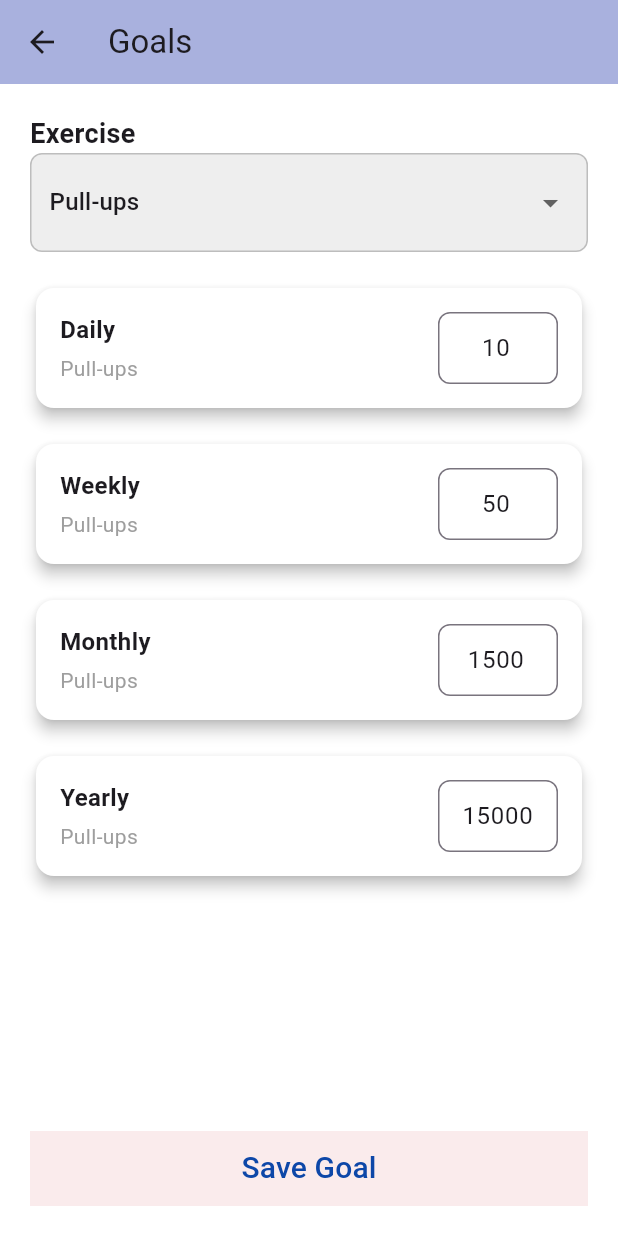
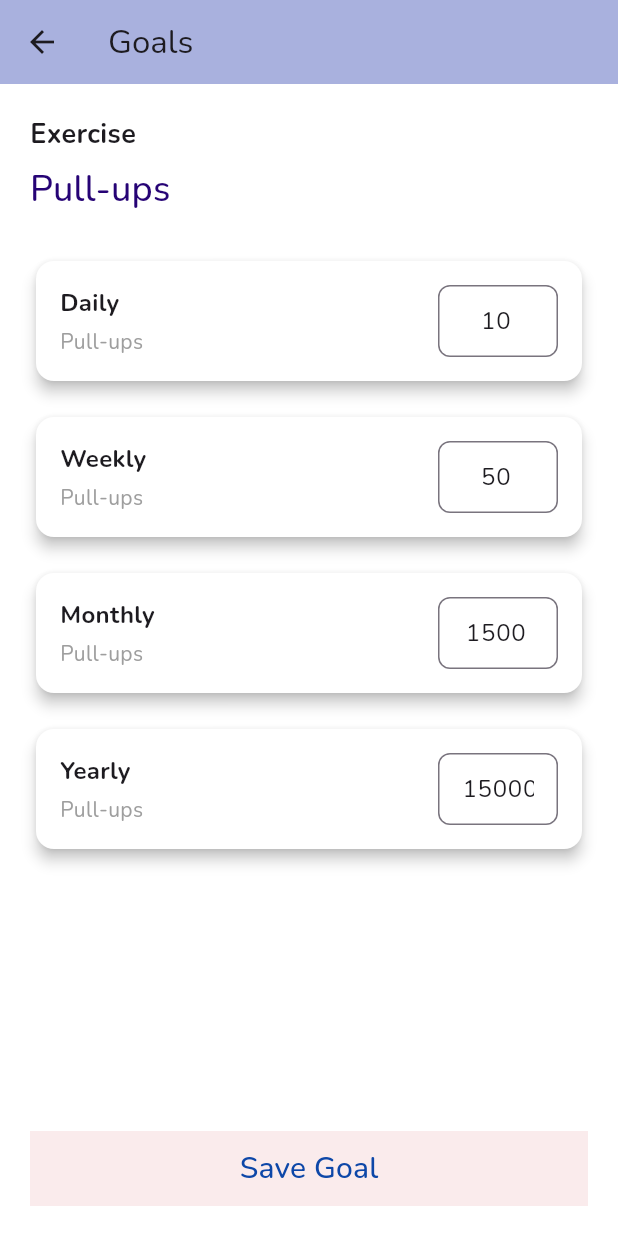
Before and after one commit to Toktarla/grind_counter, a Flutter app: the GoalPage screen opened by its route, on a phone screen of 412 x 824 dp. Run offline on Flutter 3.47's test engine with Material 3 defaults, Android fonts, the phone set to English and light mode, and no system bars; our stand-ins replace drift, font_awesome_flutter, get_it, google_fonts, shared_preferences; accounts and stored records are empty; generated files the repository leaves out were written again.

Commit message:
Change dropdown style

```diff
--- a/lib/viewmodels/theme_provider.dart
+++ b/lib/viewmodels/theme_provider.dart
@@ -1,4 +1,5 @@
 import 'package:flutter/material.dart';
+import 'package:google_fonts/google_fonts.dart';
 import 'package:shared_preferences/shared_preferences.dart';
 import '../../../config/app_colors.dart';
 import '../../../utils/animations/fade_in_transition.dart';
@@ -48,7 +49,7 @@ class ThemeProvider with ChangeNotifier {
     iconTheme: const IconThemeData(
       color: Colors.grey,
     ),
-    textTheme: const TextTheme(),
+    textTheme: GoogleFonts.nunitoTextTheme(),
     appBarTheme: const AppBarTheme(
       color: AppColors.cyanColor,
       elevation: 5,
@@ -66,6 +67,7 @@ class ThemeProvider with ChangeNotifier {
         TargetPlatform.iOS: FadePageTransitionsBuilder(),
       },
     ),
+    textTheme: GoogleFonts.nunitoTextTheme(),
     brightness: Brightness.dark,
     primaryColor: AppColors.blueColor,
     drawerTheme: const DrawerThemeData(
@@ -89,59 +91,6 @@ class ThemeProvider with ChangeNotifier {
     ),
     appBarTheme: const AppBarTheme(
       elevation: 5,
-    ),
-    textTheme: const TextTheme(
-      displayLarge: TextStyle(
-        color: Colors.white,
-        fontWeight: FontWeight.bold,
-        fontSize: 20,
-      ),
-      displayMedium: TextStyle(
-        color: Colors.white,
-        fontWeight: FontWeight.bold,
-        fontSize: 14,
-      ),
-      displaySmall: TextStyle(
-        color: Colors.white,
-        fontWeight: FontWeight.bold,
-        fontSize: 12,
-      ),
-      titleLarge: TextStyle(
-        color: Colors.white,
-        fontWeight: FontWeight.bold,
-        fontSize: 20,
-      ),
-      titleMedium: TextStyle(
-        color: Colors.white,
-        fontWeight: FontWeight.bold,
-        fontSize: 14,
-      ),
-      titleSmall: TextStyle(
-        color: Colors.white,
-        fontWeight: FontWeight.bold,
-        fontSize: 12,
-      ),
-      bodyLarge: TextStyle(
-        color: AppColors.pinkColor,
-        fontSize: 20,
-        fontWeight: FontWeight.bold,
-      ),
-      bodyMedium: TextStyle(
-        color: AppColors.pinkColor,
-        fontSize: 14,
-        fontWeight: FontWeight.bold,
-      ),
-      bodySmall: TextStyle(
-        color: AppColors.pinkColor,
-        fontSize: 12,
-        fontWeight: FontWeight.bold,
-      ),
-      labelLarge: TextStyle(color: Colors.white),
-      labelSmall: TextStyle(
-        color: AppColors.pinkColor,
-        fontSize: 12,
-        fontWeight: FontWeight.w500,
-      ),
     ),
     cardColor: AppColors.blueColor,
     scaffoldBackgroundColor: Colors.white10,
--- a/lib/views/exercise_page.dart
+++ b/lib/views/exercise_page.dart
@@ -88,7 +88,7 @@ class _ExercisePageState extends State<ExercisePage> {
                         ),
                         onPressed: () {
                           _timer.cancel();
-                          sl<ProgressRepository>().addExerciseProgress(widget.exerciseType, counter, int.tryParse(DateHelper.formatTime(_seconds)) ?? 0);
+                          sl<ProgressRepository>().addExerciseProgress(widget.exerciseType, counter, int.tryParse(DateHelper.formatTime(_seconds)) ?? 0, DateHelper.formatTime(_seconds));
 
                           if (counter == 0) {
                             Navigator.pushReplacementNamed(context, '/Home');
--- a/lib/views/goal_page.dart
+++ b/lib/views/goal_page.dart
@@ -3,6 +3,7 @@ import 'package:work_out_app/config/di/injection_container.dart';
 import 'package:work_out_app/data/repositories/goal_repository.dart';
 import '../config/app_colors.dart' show AppColors;
 import '../utils/data.dart';
+import '../widgets/dropdown_button_widget.dart';
 
 class GoalPage extends StatefulWidget {
   const GoalPage({super.key});
@@ -59,32 +60,15 @@ class _GoalPageState extends State<GoalPage> {
               'Exercise',
               style: TextStyle(fontSize: 18, fontWeight: FontWeight.bold),
             ),
-            Container(
-              padding: const EdgeInsets.symmetric(horizontal: 12, vertical: 8),
-              decoration: BoxDecoration(
-                color: Colors.grey[200],
-                borderRadius: BorderRadius.circular(8),
-                border: Border.all(color: Colors.grey.shade400),
-              ),
-              child: DropdownButton<String>(
+            DropdownButtonWidget(
               value: selectedExercise,
-                isExpanded: true,
-                underline: const SizedBox(),
-                items: exercises.map((exercise) {
-                  return DropdownMenuItem(
-                    value: exercise,
-                    child: Text(exercise, style: const TextStyle(fontSize: 16)),
-                  );
-                }).toList(),
-                onChanged: (value) {
+              onChanged: (value) async {
                 if (value != null) {
                   setState(() {
                     selectedExercise = value;
                   });
-                    _loadGoalsForExercise(value);
                 }
               },
-              ),
             ),
             const SizedBox(height: 20),
             Expanded(
--- /dev/null
+++ b/lib/widgets/dropdown_button_widget.dart
@@ -0,0 +1,42 @@
+import 'package:flutter/material.dart';
+import 'package:provider/provider.dart';
+import 'package:work_out_app/viewmodels/theme_provider.dart';
+
+import '../config/app_colors.dart';
+import '../utils/data.dart';
+
+class DropdownButtonWidget extends StatelessWidget {
+  final String value;
+  final Function(String?) onChanged;
+
+  const DropdownButtonWidget({super.key, required this.value, required this.onChanged});
+
+  @override
+  Widget build(BuildContext context) {
+    return DropdownButton<String>(
+      value: value,
+      isExpanded: true,
+      underline: const SizedBox(),
+      icon: const Icon(Icons.arrow_drop_down, color: Colors.transparent),
+      alignment: Alignment.centerLeft,
+      dropdownColor: Provider.of<ThemeProvider>(context).currentTheme.brightness == Brightness.light
+          ?  Colors.white
+          : Colors.black,
+      items: exercises.map((exercise) {
+        return DropdownMenuItem(
+          value: exercise,
+          child: Text(
+            exercise,
+            style: TextStyle(
+              fontSize: 24,
+              color: Provider.of<ThemeProvider>(context).currentTheme.brightness == Brightness.light
+                  ?  AppColors.blueColor
+                  : AppColors.pinkColor,
+            ),
+          ),
+        );
+      }).toList(),
+      onChanged: onChanged,
+    );
+  }
+}
```
Also changed, not shown: lib/data/local/app_database.dart (+7 -18 lines), lib/data/local/schemes/progress.dart (+5 -4 lines), lib/data/repositories/progress_repository.dart (+6 -2 lines), lib/utils/helpers/date_helper.dart (+53 -0 lines), lib/views/debug_widget.dart (deleted, +0 -127 lines), lib/views/home_page.dart (+2 -17 lines), lib/views/logs_page.dart (+71 -64 lines), lib/data/local/app_database.g.dart, 4 other files. Lines whose indentation alone changed are shown as unchanged.
